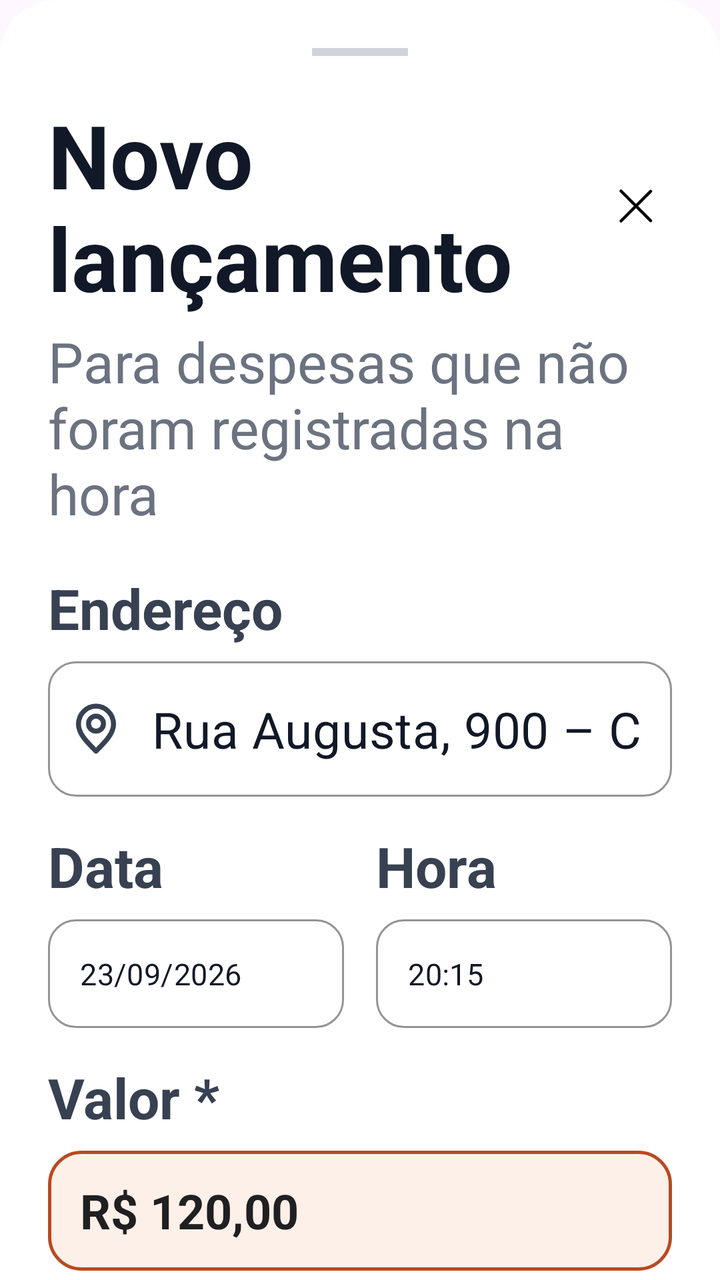
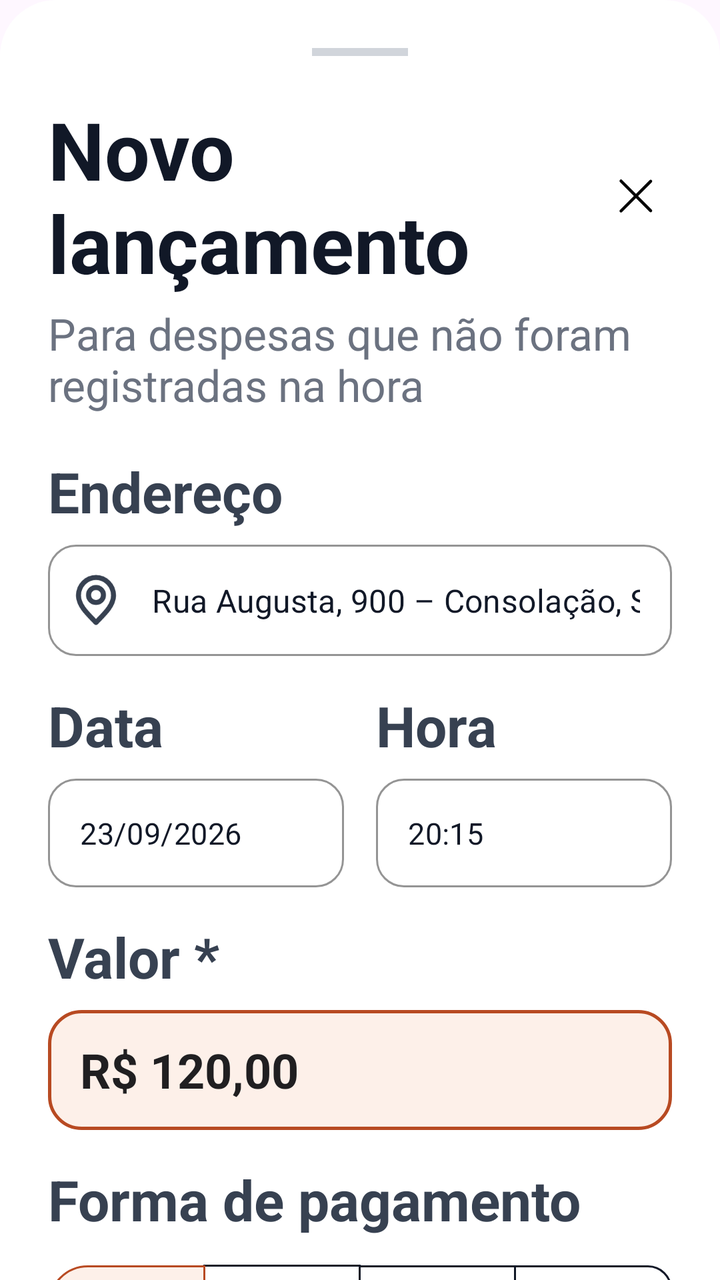

Before-and-after screenshots of an Android layout around one commit, followed by the original layout XML and the change that was made.
<!-- AndroidManifest.xml: application theme Theme.PIC -->
<!-- res/layout/bottom_sheet_new_expense.xml -->
<?xml version="1.0" encoding="utf-8"?>
<androidx.core.widget.NestedScrollView xmlns:android="http://schemas.android.com/apk/res/android"
    xmlns:app="http://schemas.android.com/apk/res-auto"
    xmlns:tools="http://schemas.android.com/tools"
    android:layout_width="match_parent"
    android:layout_height="wrap_content"
    android:background="@drawable/bg_bottom_sheet"
    android:fillViewport="true">

    <androidx.constraintlayout.widget.ConstraintLayout
        android:layout_width="match_parent"
        android:layout_height="wrap_content"
        android:padding="24dp">

        
        <View
            android:id="@+id/dragHandle"
            android:layout_width="48dp"
            android:layout_height="4dp"
            android:background="#D1D5DB"
            app:layout_constraintEnd_toEndOf="parent"
            app:layout_constraintStart_toStartOf="parent"
            app:layout_constraintTop_toTopOf="parent" />

        
        <TextView
            android:id="@+id/tvTitle"
            android:layout_width="0dp"
            android:layout_height="wrap_content"
            android:layout_marginTop="20dp"
            android:text="@string/new_expense_title"
            android:textColor="#111827"
            android:textSize="44sp"
            android:textStyle="bold"
            app:layout_constraintEnd_toStartOf="@id/btnClose"
            app:layout_constraintStart_toStartOf="parent"
            app:layout_constraintTop_toBottomOf="@id/dragHandle" />

        
        <ImageView
            android:id="@+id/btnClose"
            android:layout_width="36dp"
            android:layout_height="36dp"
            android:contentDescription="@null"
            android:src="@drawable/close"
            app:layout_constraintBottom_toBottomOf="@id/tvTitle"
            app:layout_constraintEnd_toEndOf="parent"
            app:layout_constraintTop_toTopOf="@id/tvTitle"/>

        
        <TextView
            android:id="@+id/tvSubtitle"
            android:layout_width="0dp"
            android:layout_height="wrap_content"
            android:layout_marginTop="4dp"
            android:text="@string/new_expense_subtitle"
            android:textColor="#6B7280"
            android:textSize="28sp"
            app:layout_constraintEnd_toEndOf="parent"
            app:layout_constraintStart_toStartOf="parent"
            app:layout_constraintTop_toBottomOf="@id/tvTitle" />

        
        <TextView
            android:id="@+id/lblAddress"
            android:layout_width="wrap_content"
            android:layout_height="wrap_content"
            android:layout_marginTop="20dp"
            android:text="@string/label_address"
            android:textColor="#374151"
            android:textSize="28sp"
            android:textStyle="bold"
            app:layout_constraintStart_toStartOf="parent"
            app:layout_constraintTop_toBottomOf="@id/tvSubtitle" />

        <com.google.android.material.textfield.TextInputLayout
            android:id="@+id/tilAddress"
            style="@style/Widget.MaterialComponents.TextInputLayout.OutlinedBox"
            android:layout_width="0dp"
            android:layout_height="wrap_content"
            android:layout_marginTop="8dp"
            app:boxCornerRadiusBottomEnd="14dp"
            app:boxCornerRadiusBottomStart="14dp"
            app:boxCornerRadiusTopEnd="14dp"
            app:boxCornerRadiusTopStart="14dp"
            app:boxStrokeColor="#D1D5DB"
            app:boxStrokeWidth="1dp"
            app:hintEnabled="false"
            app:startIconDrawable="@drawable/location"
            app:startIconTint="#374151"
            app:layout_constraintEnd_toEndOf="parent"
            app:layout_constraintStart_toStartOf="parent"
            app:layout_constraintTop_toBottomOf="@id/lblAddress">

            <com.google.android.material.textfield.TextInputEditText
                android:id="@+id/etAddress"
                android:layout_width="match_parent"
                android:layout_height="wrap_content"
                android:inputType="textPostalAddress"
                android:text="@string/placeholder_address"
                android:textColor="#111827"
                android:textSize="25sp" />
        </com.google.android.material.textfield.TextInputLayout>

        
        <TextView
            android:id="@+id/lblDate"
            android:layout_width="0dp"
            android:layout_height="wrap_content"
            android:layout_marginTop="16dp"
            android:layout_marginEnd="8dp"
            android:text="@string/label_date_short"
            android:textColor="#374151"
            android:textSize="28sp"
            android:textStyle="bold"
            app:layout_constraintEnd_toStartOf="@id/lblTime"
            app:layout_constraintStart_toStartOf="parent"
            app:layout_constraintTop_toBottomOf="@id/tilAddress" />

        <TextView
            android:id="@+id/lblTime"
            android:layout_width="0dp"
            android:layout_height="wrap_content"
            android:layout_marginStart="8dp"
            android:layout_marginTop="16dp"
            android:text="@string/label_time"
            android:textColor="#374151"
            android:textSize="28sp"
            android:textStyle="bold"
            app:layout_constraintEnd_toEndOf="parent"
            app:layout_constraintStart_toEndOf="@id/lblDate"
            app:layout_constraintTop_toBottomOf="@id/tilAddress" />

        
        <com.google.android.material.textfield.TextInputLayout
            android:id="@+id/tilDate"
            style="@style/Widget.MaterialComponents.TextInputLayout.OutlinedBox"
            android:layout_width="0dp"
            android:layout_height="wrap_content"
            android:layout_marginTop="8dp"
            android:layout_marginEnd="8dp"
            app:boxCornerRadiusBottomEnd="14dp"
            app:boxCornerRadiusBottomStart="14dp"
            app:boxCornerRadiusTopEnd="14dp"
            app:boxCornerRadiusTopStart="14dp"
            app:boxStrokeColor="#D1D5DB"
            app:boxStrokeWidth="1dp"
            app:hintEnabled="false"
            app:layout_constraintEnd_toStartOf="@id/tilTime"
            app:layout_constraintStart_toStartOf="parent"
            app:layout_constraintTop_toBottomOf="@id/lblDate">

            <com.google.android.material.textfield.TextInputEditText
                android:id="@+id/etDate"
                android:layout_width="match_parent"
                android:layout_height="wrap_content"
                android:focusable="false"
                android:inputType="none"
                android:text="23/09/2026"
                android:textColor="#111827"
                android:textSize="15sp" />
        </com.google.android.material.textfield.TextInputLayout>

        
        <com.google.android.material.textfield.TextInputLayout
            android:id="@+id/tilTime"
            style="@style/Widget.MaterialComponents.TextInputLayout.OutlinedBox"
            android:layout_width="0dp"
            android:layout_height="wrap_content"
            android:layout_marginStart="8dp"
            android:layout_marginTop="8dp"
            app:boxCornerRadiusBottomEnd="14dp"
            app:boxCornerRadiusBottomStart="14dp"
            app:boxCornerRadiusTopEnd="14dp"
            app:boxCornerRadiusTopStart="14dp"
            app:boxStrokeColor="#D1D5DB"
            app:boxStrokeWidth="1dp"
            app:hintEnabled="false"
            app:layout_constraintEnd_toEndOf="parent"
            app:layout_constraintStart_toEndOf="@id/tilDate"
            app:layout_constraintTop_toBottomOf="@id/lblTime">

            <com.google.android.material.textfield.TextInputEditText
                android:id="@+id/etTime"
                android:layout_width="match_parent"
                android:layout_height="wrap_content"
                android:focusable="false"
                android:inputType="none"
                android:text="20:15"
                android:textColor="#111827"
                android:textSize="15sp" />
        </com.google.android.material.textfield.TextInputLayout>

        
        <TextView
            android:id="@+id/lblValue"
            android:layout_width="wrap_content"
            android:layout_height="wrap_content"
            android:layout_marginTop="16dp"
            android:text="@string/label_value"
            android:textColor="#374151"
            android:textSize="28sp"
            android:textStyle="bold"
            app:layout_constraintStart_toStartOf="parent"
            app:layout_constraintTop_toBottomOf="@id/tilDate" />

        <EditText
            android:id="@+id/etValue"
            android:layout_width="0dp"
            android:layout_height="60dp"
            android:layout_marginTop="8dp"
            android:background="@drawable/bg_expense_value_input"
            android:inputType="numberDecimal"
            android:paddingHorizontal="16dp"
            android:text="@string/placeholder_expense_value"
            android:textColor="#201F21"
            android:textSize="24sp"
            android:textStyle="bold"
            app:layout_constraintEnd_toEndOf="parent"
            app:layout_constraintStart_toStartOf="parent"
            app:layout_constraintTop_toBottomOf="@id/lblValue" />

        
        <TextView
            android:id="@+id/lblPaymentMethod"
            android:layout_width="wrap_content"
            android:layout_height="wrap_content"
            android:layout_marginTop="16dp"
            android:text="@string/label_payment_method"
            android:textColor="#374151"
            android:textSize="28sp"
            android:textStyle="bold"
            app:layout_constraintStart_toStartOf="parent"
            app:layout_constraintTop_toBottomOf="@id/etValue" />

        <com.google.android.material.button.MaterialButtonToggleGroup
            android:id="@+id/toggleGroupPayment"
            android:layout_width="0dp"
            android:layout_height="wrap_content"
            android:layout_marginTop="8dp"
            app:checkedButton="@id/btnPaymentPix"
            app:singleSelection="true"
            app:layout_constraintEnd_toEndOf="parent"
            app:layout_constraintStart_toStartOf="parent"
            app:layout_constraintTop_toBottomOf="@id/lblPaymentMethod">

            <com.google.android.material.button.MaterialButton
                android:id="@+id/btnPaymentCash"
                style="@style/Widget.MaterialComponents.Button.OutlinedButton"
                android:layout_width="0dp"
                android:layout_height="48dp"
                android:layout_weight="1"
                android:text="@string/payment_cash"
                android:textAllCaps="false"
                android:textColor="#111827"
                android:textSize="13sp"
                app:cornerRadius="20dp"/>

            <com.google.android.material.button.MaterialButton
                android:id="@+id/btnPaymentPix"
                style="@style/Widget.MaterialComponents.Button.OutlinedButton"
                android:layout_width="0dp"
                android:layout_height="48dp"
                android:layout_weight="1"
                android:backgroundTint="#FDF0E9"
                android:text="@string/payment_pix"
                android:textAllCaps="false"
                android:textColor="#B84A22"
                android:textStyle="bold"
                app:cornerRadius="12dp"
                app:strokeColor="#B84A22" />

            <com.google.android.material.button.MaterialButton
                android:id="@+id/btnPaymentDebit"
                style="@style/Widget.MaterialComponents.Button.OutlinedButton"
                android:layout_width="0dp"
                android:layout_height="48dp"
                android:layout_weight="1"
                android:text="@string/payment_debit"
                android:textAllCaps="false"
                android:textColor="#111827"
                android:textSize="13sp"
                app:cornerRadius="12dp" />

            <com.google.android.material.button.MaterialButton
                android:id="@+id/btnPaymentCredit"
                style="@style/Widget.MaterialComponents.Button.OutlinedButton"
                android:layout_width="0dp"
                android:layout_height="48dp"
                android:layout_weight="1"
                android:text="@string/payment_credit"
                android:textAllCaps="false"
                android:textColor="#111827"
                android:textSize="13sp"
                app:cornerRadius="12dp" />

        </com.google.android.material.button.MaterialButtonToggleGroup>

        
        <TextView
            android:id="@+id/lblType"
            android:layout_width="0dp"
            android:layout_height="wrap_content"
            android:layout_marginTop="16dp"
            android:layout_marginEnd="8dp"
            android:text="@string/label_type"
            android:textColor="#374151"
            android:textSize="28sp"
            android:textStyle="bold"
            app:layout_constraintEnd_toStartOf="@id/lblSubtype"
            app:layout_constraintStart_toStartOf="parent"
            app:layout_constraintTop_toBottomOf="@id/toggleGroupPayment" />

        <TextView
            android:id="@+id/lblSubtype"
            android:layout_width="0dp"
            android:layout_height="wrap_content"
            android:layout_marginStart="8dp"
            android:layout_marginTop="16dp"
            android:text="@string/label_subtype"
            android:textColor="#374151"
            android:textSize="28sp"
            android:textStyle="bold"
            app:layout_constraintEnd_toEndOf="parent"
            app:layout_constraintStart_toEndOf="@id/lblType"
            app:layout_constraintTop_toBottomOf="@id/toggleGroupPayment" />

        <com.google.android.material.textfield.TextInputLayout
            android:id="@+id/tilType"
            style="@style/Widget.MaterialComponents.TextInputLayout.OutlinedBox.ExposedDropdownMenu"
            android:layout_width="0dp"
            android:layout_height="wrap_content"
            android:layout_marginTop="8dp"
            android:layout_marginEnd="8dp"
            app:boxCornerRadiusBottomEnd="14dp"
            app:boxCornerRadiusBottomStart="14dp"
            app:boxCornerRadiusTopEnd="14dp"
            app:boxCornerRadiusTopStart="14dp"
            app:boxStrokeColor="#D1D5DB"
            app:boxStrokeWidth="1dp"
            app:hintEnabled="false"
            app:layout_constraintEnd_toStartOf="@id/tilSubtype"
            app:layout_constraintStart_toStartOf="parent"
            app:layout_constraintTop_toBottomOf="@id/lblType">

            <AutoCompleteTextView
                android:id="@+id/actType"
                android:layout_width="match_parent"
                android:layout_height="wrap_content"
                android:inputType="none"
                android:text="Lazer"
                android:textColor="#111827"
                android:textSize="15sp" />
        </com.google.android.material.textfield.TextInputLayout>

        <com.google.android.material.textfield.TextInputLayout
            android:id="@+id/tilSubtype"
            style="@style/Widget.MaterialComponents.TextInputLayout.OutlinedBox.ExposedDropdownMenu"
            android:layout_width="0dp"
            android:layout_height="wrap_content"
            android:layout_marginStart="8dp"
            android:layout_marginTop="8dp"
            app:boxCornerRadiusBottomEnd="14dp"
            app:boxCornerRadiusBottomStart="14dp"
            app:boxCornerRadiusTopEnd="14dp"
            app:boxCornerRadiusTopStart="14dp"
            app:boxStrokeColor="#D1D5DB"
            app:boxStrokeWidth="1dp"
            app:hintEnabled="false"
            app:layout_constraintEnd_toEndOf="parent"
            app:layout_constraintStart_toEndOf="@id/tilType"
            app:layout_constraintTop_toBottomOf="@id/lblSubtype">

            <AutoCompleteTextView
                android:id="@+id/actSubtype"
                android:layout_width="match_parent"
                android:layout_height="wrap_content"
                android:inputType="none"
                android:text="Bar"
                android:textColor="#111827"
                android:textSize="15sp" />
        </com.google.android.material.textfield.TextInputLayout>

        
        <TextView
            android:id="@+id/lblDescription"
            android:layout_width="wrap_content"
            android:layout_height="wrap_content"
            android:layout_marginTop="16dp"
            android:text="@string/label_description"
            android:textColor="#374151"
            android:textSize="28sp"
            android:textStyle="bold"
            app:layout_constraintStart_toStartOf="parent"
            app:layout_constraintTop_toBottomOf="@id/tilType" />

        <com.google.android.material.textfield.TextInputLayout
            android:id="@+id/tilDescription"
            style="@style/Widget.MaterialComponents.TextInputLayout.OutlinedBox"
            android:layout_width="0dp"
            android:layout_height="wrap_content"
            android:layout_marginTop="8dp"
            app:boxCornerRadiusBottomEnd="14dp"
            app:boxCornerRadiusBottomStart="14dp"
            app:boxCornerRadiusTopEnd="14dp"
            app:boxCornerRadiusTopStart="14dp"
            app:boxStrokeColor="#D1D5DB"
            app:boxStrokeWidth="1dp"
            app:hintEnabled="false"
            app:layout_constraintEnd_toEndOf="parent"
            app:layout_constraintStart_toStartOf="parent"
            app:layout_constraintTop_toBottomOf="@id/lblDescription">

            <com.google.android.material.textfield.TextInputEditText
                android:id="@+id/etDescription"
                android:layout_width="match_parent"
                android:layout_height="wrap_content"
                android:inputType="textCapSentences"
                android:text="@string/placeholder_expense_desc"
                android:textColor="#111827"
                android:textSize="15sp" />
        </com.google.android.material.textfield.TextInputLayout>

        
        <LinearLayout
            android:id="@+id/layoutButtons"
            android:layout_width="0dp"
            android:layout_height="wrap_content"
            android:layout_marginTop="24dp"
            android:orientation="horizontal"
            app:layout_constraintEnd_toEndOf="parent"
            app:layout_constraintStart_toStartOf="parent"
            app:layout_constraintTop_toBottomOf="@id/tilDescription">

            
            <com.google.android.material.button.MaterialButton
                android:id="@+id/btnCancel"
                style="@style/Widget.MaterialComponents.Button.OutlinedButton"
                android:layout_width="0dp"
                android:layout_height="64dp"
                android:layout_marginEnd="12dp"
                android:layout_weight="1"
                android:text="@string/btn_cancel"
                android:textAllCaps="false"
                android:textColor="#111827"
                android:textSize="20sp"
                android:textStyle="bold"
                app:cornerRadius="16dp"
                app:strokeColor="#D1D5DB"
                app:strokeWidth="1dp" />

            
            <com.google.android.material.button.MaterialButton
                android:id="@+id/btnSaveExpense"
                android:layout_width="0dp"
                android:layout_height="64dp"
                android:layout_weight="1.6"
                android:backgroundTint="#B84A22"
                android:text="@string/btn_save_expense"
                android:textAllCaps="false"
                android:textColor="@color/white"
                android:textSize="20sp"
                android:textStyle="bold"
                app:cornerRadius="16dp" />

        </LinearLayout>

    </androidx.constraintlayout.widget.ConstraintLayout>
</androidx.core.widget.NestedScrollView>
<!-- resources referenced by this layout -->
<resources>
  <color name="white">#FFFFFFFF</color>
  <!-- drawable bg_bottom_sheet (drawable) -->
  <?xml version="1.0" encoding="utf-8"?>
  <shape xmlns:android="http://schemas.android.com/apk/res/android"
      android:shape="rectangle">
      <solid android:color="@color/white" />
      <corners
          android:topLeftRadius="28dp"
          android:topRightRadius="28dp" />
  </shape>
  <!-- drawable bg_expense_value_input (drawable) -->
  <?xml version="1.0" encoding="utf-8"?>
  <shape xmlns:android="http://schemas.android.com/apk/res/android"
      android:shape="rectangle">
      <solid android:color="#FDF0E9" />
      <stroke
          android:width="1.5dp"
          android:color="#B84A22" />
      <corners android:radius="16dp" />
  </shape>
  <!-- drawable close (drawable) -->
  <vector xmlns:android="http://schemas.android.com/apk/res/android" android:height="26dp" android:viewportHeight="24" android:viewportWidth="24" android:width="26dp">
        
      <path android:fillColor="#ffffff" android:pathData="M0,0h24v24h-24z"/>
        
      <path android:fillColor="#00000000" android:pathData="M7,17L16.899,7.101" android:strokeColor="#000000" android:strokeLineCap="round" android:strokeLineJoin="round" android:strokeWidth="1"/>
        
      <path android:fillColor="#00000000" android:pathData="M7,7L16.899,16.899" android:strokeColor="#000000" android:strokeLineCap="round" android:strokeLineJoin="round" android:strokeWidth="1"/>
      
  </vector>
  <!-- drawable location (drawable) -->
  <vector xmlns:android="http://schemas.android.com/apk/res/android" android:height="30dp" android:viewportHeight="24" android:viewportWidth="24" android:width="30dp">
        
      <path android:fillColor="#00000000" android:pathData="M12,21C15.5,17.4 19,14.176 19,10.2C19,6.224 15.866,3 12,3C8.134,3 5,6.224 5,10.2C5,14.176 8.5,17.4 12,21Z" android:strokeColor="#000000" android:strokeLineCap="round" android:strokeLineJoin="round" android:strokeWidth="2"/>
        
      <path android:fillColor="#00000000" android:pathData="M12,13C13.657,13 15,11.657 15,10C15,8.343 13.657,7 12,7C10.343,7 9,8.343 9,10C9,11.657 10.343,13 12,13Z" android:strokeColor="#000000" android:strokeLineCap="round" android:strokeLineJoin="round" android:strokeWidth="2"/>
      
  </vector>
  <string name="btn_cancel">Cancelar</string>
  <string name="btn_save_expense">Salvar despesa</string>
  <string name="label_address">Endereço</string>
  <string name="label_date_short">Data</string>
  <string name="label_description">Descrição *</string>
  <string name="label_payment_method">Forma de pagamento</string>
  <string name="label_subtype">Subtipo</string>
  <string name="label_time">Hora</string>
  <string name="label_type">Tipo</string>
  <string name="label_value">Valor *</string>
  <string name="new_expense_subtitle">Para despesas que não foram registradas na hora</string>
  <string name="new_expense_title">Novo lançamento</string>
  <string name="payment_cash">Dinheiro</string>
  <string name="payment_credit">Crédito</string>
  <string name="payment_debit">Débito</string>
  <string name="payment_pix">Pix</string>
  <string name="placeholder_address">Rua Augusta, 900 – Consolação, São Paulo</string>
  <string name="placeholder_expense_desc">Aniversário do Diogo</string>
  <string name="placeholder_expense_value">R$ 120,00</string>
  <style name="Theme.PIC" parent="Base.Theme.PIC" />
  <style name="Base.Theme.PIC" parent="Theme.Material3.DayNight.NoActionBar">
          
          
      </style>
</resources>

<!-- the commit's change to res/layout/bottom_sheet_new_expense.xml (unified diff, before → after) -->
@@ -30,7 +30,7 @@
             android:layout_marginTop="20dp"
             android:text="@string/new_expense_title"
             android:textColor="#111827"
-            android:textSize="44sp"
+            android:textSize="40sp"
             android:textStyle="bold"
             app:layout_constraintEnd_toStartOf="@id/btnClose"
             app:layout_constraintStart_toStartOf="parent"
@@ -55,7 +55,7 @@
             android:layout_marginTop="4dp"
             android:text="@string/new_expense_subtitle"
             android:textColor="#6B7280"
-            android:textSize="28sp"
+            android:textSize="22sp"
             app:layout_constraintEnd_toEndOf="parent"
             app:layout_constraintStart_toStartOf="parent"
             app:layout_constraintTop_toBottomOf="@id/tvTitle" />
@@ -99,7 +99,7 @@
                 android:inputType="textPostalAddress"
                 android:text="@string/placeholder_address"
                 android:textColor="#111827"
-                android:textSize="25sp" />
+                android:textSize="16sp" />
         </com.google.android.material.textfield.TextInputLayout>
 
         
@@ -154,7 +154,6 @@
                 android:id="@+id/etDate"
                 android:layout_width="match_parent"
                 android:layout_height="wrap_content"
-                android:focusable="false"
                 android:inputType="none"
                 android:text="23/09/2026"
                 android:textColor="#111827"
@@ -184,7 +183,6 @@
                 android:id="@+id/etTime"
                 android:layout_width="match_parent"
                 android:layout_height="wrap_content"
-                android:focusable="false"
                 android:inputType="none"
                 android:text="20:15"
                 android:textColor="#111827"
@@ -238,11 +236,14 @@
             android:layout_width="0dp"
             android:layout_height="wrap_content"
             android:layout_marginTop="8dp"
-            app:checkedButton="@id/btnPaymentPix"
+            app:checkedButton="@id/btnPaymentCash"
             app:singleSelection="true"
             app:layout_constraintEnd_toEndOf="parent"
             app:layout_constraintStart_toStartOf="parent"
-            app:layout_constraintTop_toBottomOf="@id/lblPaymentMethod">
+            app:layout_constraintTop_toBottomOf="@id/lblPaymentMethod"
+            app:backgroundTint="@color/selector_payment_button_bg"
+            app:strokeColor="@color/selector_payment_button_text"
+            android:textColor="@color/selector_payment_button_text">
 
             <com.google.android.material.button.MaterialButton
                 android:id="@+id/btnPaymentCash"
@@ -252,9 +253,11 @@
                 android:layout_weight="1"
                 android:text="@string/payment_cash"
                 android:textAllCaps="false"
-                android:textColor="#111827"
                 android:textSize="13sp"
-                app:cornerRadius="20dp"/>
+                app:cornerRadius="20dp"
+                app:backgroundTint="@color/selector_payment_button_bg"
+                app:strokeColor="@color/selector_payment_button_text"
+                android:textColor="@color/selector_payment_button_text"/>
 
             <com.google.android.material.button.MaterialButton
                 android:id="@+id/btnPaymentPix"
@@ -262,13 +265,12 @@
                 android:layout_width="0dp"
                 android:layout_height="48dp"
                 android:layout_weight="1"
-                android:backgroundTint="#FDF0E9"
                 android:text="@string/payment_pix"
                 android:textAllCaps="false"
-                android:textColor="#B84A22"
-                android:textStyle="bold"
                 app:cornerRadius="12dp"
-                app:strokeColor="#B84A22" />
+                app:backgroundTint="@color/selector_payment_button_bg"
+                app:strokeColor="@color/selector_payment_button_text"
+                android:textColor="@color/selector_payment_button_text"/>
 
             <com.google.android.material.button.MaterialButton
                 android:id="@+id/btnPaymentDebit"
@@ -278,9 +280,11 @@
                 android:layout_weight="1"
                 android:text="@string/payment_debit"
                 android:textAllCaps="false"
-                android:textColor="#111827"
                 android:textSize="13sp"
-                app:cornerRadius="12dp" />
+                app:cornerRadius="12dp"
+                app:backgroundTint="@color/selector_payment_button_bg"
+                app:strokeColor="@color/selector_payment_button_text"
+                android:textColor="@color/selector_payment_button_text"/>
 
             <com.google.android.material.button.MaterialButton
                 android:id="@+id/btnPaymentCredit"
@@ -290,9 +294,11 @@
                 android:layout_weight="1"
                 android:text="@string/payment_credit"
                 android:textAllCaps="false"
-                android:textColor="#111827"
                 android:textSize="13sp"
-                app:cornerRadius="12dp" />
+                app:cornerRadius="12dp"
+                app:backgroundTint="@color/selector_payment_button_bg"
+                app:strokeColor="@color/selector_payment_button_text"
+                android:textColor="@color/selector_payment_button_text"/>
 
         </com.google.android.material.button.MaterialButtonToggleGroup>
 
